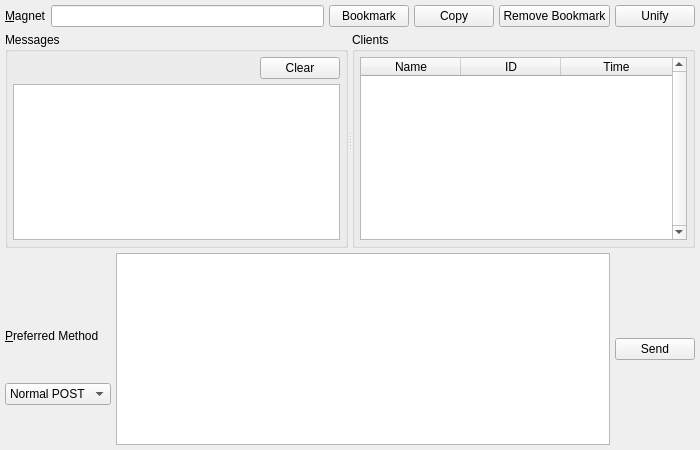
Qt form branches/trunk/UI/spot-on-buzzpage.ui (textbrowser/spot-on) before a commit.
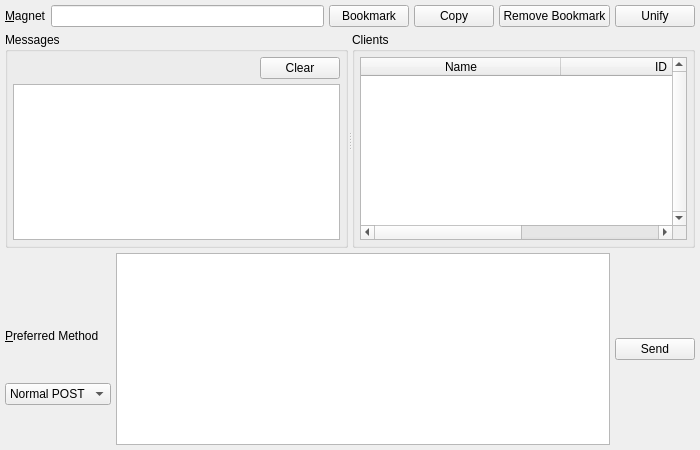
The same form after that commit. Custom widgets are drawn as their Qt base class.

```diff
--- a/branches/trunk/UI/spot-on-buzzpage.ui
+++ b/branches/trunk/UI/spot-on-buzzpage.ui
@@ -182,6 +182,9 @@
          <property name="horizontalScrollMode">
           <enum>QAbstractItemView::ScrollPerPixel</enum>
          </property>
+         <attribute name="horizontalHeaderDefaultSectionSize">
+          <number>200</number>
+         </attribute>
          <attribute name="horizontalHeaderStretchLastSection">
           <bool>true</bool>
          </attribute>
```
